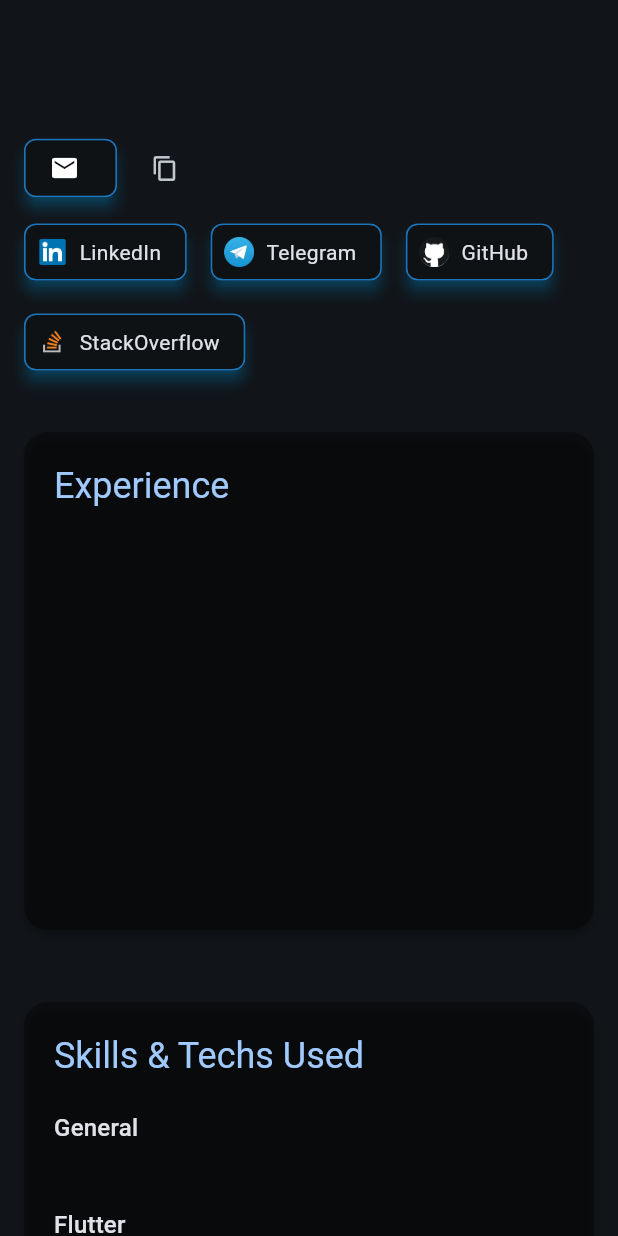
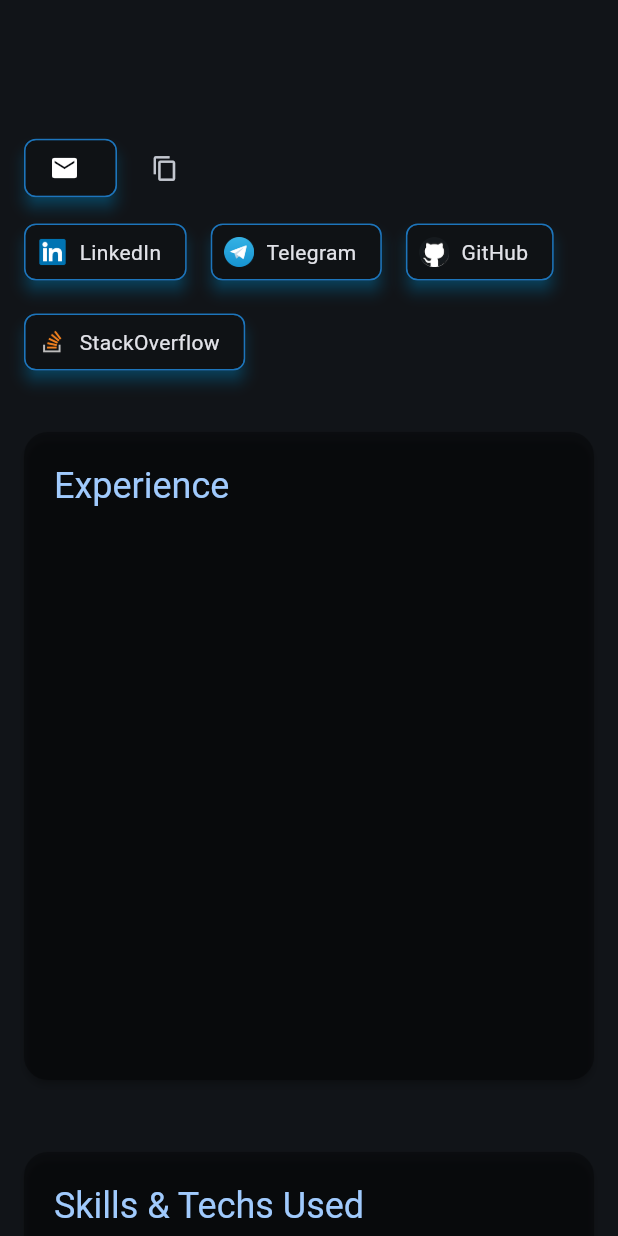
Before and after one commit to alex-marochko/flutter_cv, a Flutter app: the CvContent widget shown alone on an empty page, opened directly with empty values, on a phone screen of 412 x 824 dp. Run offline on Flutter 3.47's test engine with Material 3 defaults, Android fonts, the phone set to English and light mode, and no system bars; our stand-ins replace bloc, dartz, equatable, firebase_analytics, firebase_core, firebase_crashlytics and 6 more; missing offline and left inert: linkify, mosaic_cloud; accounts and stored records are empty; generated files the repository leaves out were written again; network calls fail.

Commit message:
fix(ui): fix position header color for mobile; fix experience section tabs height for mobile

```diff
--- a/lib/features/cv/presentation/pages/cv_page.dart
+++ b/lib/features/cv/presentation/pages/cv_page.dart
@@ -40,7 +40,7 @@ class CvContent extends StatelessWidget {
         Text(
           cv.position,
           style: Theme.of(context).textTheme.headlineSmall?.copyWith(
-            color: Colors.grey[700],
+            color: Theme.of(context).colorScheme.primary,
             fontWeight: FontWeight.w400,
           ),
         ),
--- a/lib/features/cv/presentation/widgets/experience_section.dart
+++ b/lib/features/cv/presentation/widgets/experience_section.dart
@@ -61,7 +61,9 @@ class _ExperienceSectionState extends State<ExperienceSection>
   Widget build(BuildContext context) {
     return CvSectionCard(
       title: 'Experience',
-      child: Column(
+      child: LayoutBuilder(
+        builder: (_, constraints) {
+          return Column(
             children: [
               TabBar(
                 controller: _tabController,
@@ -73,7 +75,10 @@ class _ExperienceSectionState extends State<ExperienceSection>
                         .toList(),
               ),
               SizedBox(
-            height: 200, // Adjust height as needed
+                height:
+                    constraints.maxWidth < 800
+                        ? 300
+                        : 200, // Adjust height as needed
                 child: FadeTransition(
                   opacity: _fadeAnimation,
                   child: ScaleTransition(
@@ -89,6 +94,8 @@ class _ExperienceSectionState extends State<ExperienceSection>
                 ),
               ),
             ],
+          );
+        },
       ),
     );
   }
```
Lines whose indentation alone changed are shown as unchanged.
